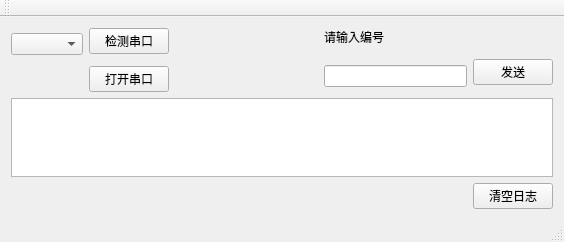
First picture: the form in project/Code_conversion/mainwindow.ui, repository xiaofeifeii/Qt, before the edit.
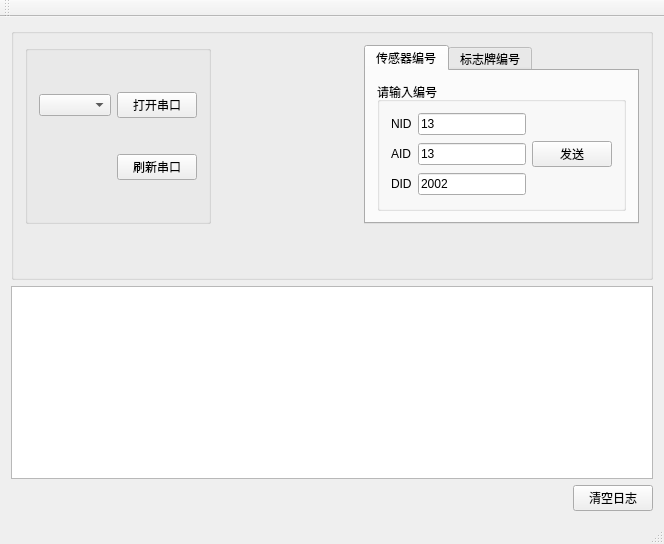
Second picture: the form after the edit. The open tabs and pages were chosen to show the change.

Commit message: 增加标志牌编号

```diff
--- a/project/Code_conversion/mainwindow.ui
+++ b/project/Code_conversion/mainwindow.ui
@@ -6,8 +6,8 @@
    <rect>
     <x>0</x>
     <y>0</y>
-    <width>564</width>
-    <height>242</height>
+    <width>664</width>
+    <height>544</height>
    </rect>
   </property>
   <property name="windowTitle">
@@ -17,77 +17,226 @@
    <string notr="true">font: 11pt &quot;楷体&quot;;</string>
   </property>
   <widget class="QWidget" name="centralWidget">
-   <layout class="QGridLayout" name="gridLayout">
-    <item row="2" column="3" rowspan="2">
-     <widget class="QLineEdit" name="lineEdit"/>
+   <layout class="QGridLayout" name="gridLayout_7">
+    <item row="1" column="0" colspan="2">
+     <widget class="QTextBrowser" name="textBrowser_log"/>
     </item>
-    <item row="0" column="3">
-     <widget class="QLabel" name="label">
-      <property name="text">
-       <string>请输入编号</string>
-      </property>
-     </widget>
-    </item>
-    <item row="0" column="0" rowspan="3">
-     <widget class="QComboBox" name="comboBox"/>
-    </item>
-    <item row="1" column="4" rowspan="3">
-     <widget class="QPushButton" name="send">
-      <property name="text">
-       <string>发送</string>
-      </property>
-     </widget>
-    </item>
-    <item row="3" column="1">
-     <widget class="QPushButton" name="openSerial">
-      <property name="text">
-       <string>打开串口</string>
-      </property>
-     </widget>
-    </item>
-    <item row="3" column="2">
-     <spacer name="horizontalSpacer_2">
-      <property name="orientation">
-       <enum>Qt::Horizontal</enum>
-      </property>
-      <property name="sizeHint" stdset="0">
-       <size>
-        <width>119</width>
-        <height>20</height>
-       </size>
-      </property>
-     </spacer>
-    </item>
-    <item row="0" column="2" rowspan="3">
-     <spacer name="horizontalSpacer">
-      <property name="orientation">
-       <enum>Qt::Horizontal</enum>
-      </property>
-      <property name="sizeHint" stdset="0">
-       <size>
-        <width>119</width>
-        <height>20</height>
-       </size>
-      </property>
-     </spacer>
-    </item>
-    <item row="5" column="4">
+    <item row="2" column="1">
      <widget class="QPushButton" name="clean">
       <property name="text">
        <string>清空日志</string>
       </property>
      </widget>
     </item>
-    <item row="4" column="0" colspan="5">
-     <widget class="QTextBrowser" name="textBrowser_log"/>
-    </item>
-    <item row="0" column="1" rowspan="2">
-     <widget class="QPushButton" name="checkSerial">
-      <property name="text">
-       <string>检测串口</string>
+    <item row="0" column="0" colspan="2">
+     <widget class="QGroupBox" name="groupBox_4">
+      <property name="title">
+       <string/>
       </property>
+      <layout class="QGridLayout" name="gridLayout_6">
+       <item row="0" column="0">
+        <widget class="QGroupBox" name="groupBox_2">
+         <property name="title">
+          <string/>
+         </property>
+         <layout class="QGridLayout" name="gridLayout_2">
+          <item row="0" column="0">
+           <widget class="QComboBox" name="comboBox"/>
+          </item>
+          <item row="0" column="1">
+           <widget class="QPushButton" name="openSerial">
+            <property name="text">
+             <string>打开串口</string>
+            </property>
+           </widget>
+          </item>
+          <item row="1" column="1">
+           <widget class="QPushButton" name="checkSerial">
+            <property name="text">
+             <string>刷新串口</string>
+            </property>
+           </widget>
+          </item>
+         </layout>
+        </widget>
+       </item>
+       <item row="0" column="1">
+        <spacer name="horizontalSpacer">
+         <property name="orientation">
+          <enum>Qt::Horizontal</enum>
+         </property>
+         <property name="sizeHint" stdset="0">
+          <size>
+           <width>106</width>
+           <height>20</height>
+          </size>
+         </property>
+        </spacer>
+       </item>
+       <item row="0" column="2">
+        <widget class="QTabWidget" name="tabWidget">
+         <property name="minimumSize">
+          <size>
+           <width>200</width>
+           <height>150</height>
+          </size>
+         </property>
+         <property name="currentIndex">
+          <number>1</number>
+         </property>
+         <widget class="QWidget" name="tab">
+          <attribute name="title">
+           <string>传感器编号</string>
+          </attribute>
+          <layout class="QGridLayout" name="gridLayout_4">
+           <item row="0" column="0">
+            <widget class="QGroupBox" name="groupBox">
+             <property name="title">
+              <string>请输入编号</string>
+             </property>
+             <layout class="QGridLayout" name="gridLayout">
+              <item row="0" column="0">
+               <widget class="QLabel" name="label_2">
+                <property name="text">
+                 <string>NID</string>
+                </property>
+               </widget>
+              </item>
+              <item row="1" column="1">
+               <widget class="QLineEdit" name="lineEdit_AID">
+                <property name="text">
+                 <string>13</string>
+                </property>
+               </widget>
+              </item>
+              <item row="2" column="1">
+               <widget class="QLineEdit" name="lineEdit_DID">
+                <property name="text">
+                 <string>2002</string>
+                </property>
+               </widget>
+              </item>
+              <item row="2" column="0">
+               <widget class="QLabel" name="label_4">
+                <property name="text">
+                 <string>DID</string>
+                </property>
+               </widget>
+              </item>
+              <item row="0" column="1">
+               <widget class="QLineEdit" name="lineEdit_NID">
+                <property name="text">
+                 <string>13</string>
+                </property>
+               </widget>
+              </item>
+              <item row="1" column="0">
+               <widget class="QLabel" name="label_3">
+                <property name="text">
+                 <string>AID</string>
+                </property>
+               </widget>
+              </item>
+              <item row="1" column="2">
+               <widget class="QPushButton" name="send">
+                <property name="text">
+                 <string>发送</string>
+                </property>
+               </widget>
+              </item>
+             </layout>
+            </widget>
+           </item>
+          </layout>
+         </widget>
+         <widget class="QWidget" name="tab_2">
+          <attribute name="title">
+           <string>标志牌编号</string>
+          </attribute>
+          <layout class="QGridLayout" name="gridLayout_5">
+           <item row="0" column="0">
+            <widget class="QGroupBox" name="groupBox_3">
+             <property name="title">
+              <string>请输入编号</string>
+             </property>
+             <layout class="QGridLayout" name="gridLayout_3">
+              <item row="0" column="0">
+               <widget class="QLabel" name="label_5">
+                <property name="text">
+                 <string>NID</string>
+                </property>
+               </widget>
+              </item>
+              <item row="0" column="1">
+               <widget class="QLineEdit" name="lineEdit_sign_NID">
+                <property name="text">
+                 <string>13</string>
+                </property>
+               </widget>
+              </item>
+              <item row="0" column="2" colspan="2">
+               <widget class="QPushButton" name="send_sign_NID">
+                <property name="text">
+                 <string>发送</string>
+                </property>
+               </widget>
+              </item>
+              <item row="1" column="2" colspan="2">
+               <widget class="QPushButton" name="read_sign_NID">
+                <property name="text">
+                 <string>读取</string>
+                </property>
+               </widget>
+              </item>
+             </layout>
+            </widget>
+           </item>
+          </layout>
+         </widget>
+        </widget>
+       </item>
+       <item row="1" column="0">
+        <spacer name="verticalSpacer">
+         <property name="orientation">
+          <enum>Qt::Vertical</enum>
+         </property>
+         <property name="sizeHint" stdset="0">
+          <size>
+           <width>20</width>
+           <height>42</height>
+          </size>
+         </property>
+        </spacer>
+       </item>
+       <item row="1" column="2">
+        <spacer name="verticalSpacer_2">
+         <property name="orientation">
+          <enum>Qt::Vertical</enum>
+         </property>
+         <property name="sizeHint" stdset="0">
+          <size>
+           <width>20</width>
+           <height>42</height>
+          </size>
+         </property>
+        </spacer>
+       </item>
+      </layout>
      </widget>
     </item>
+    <item row="2" column="0">
+     <spacer name="horizontalSpacer_2">
+      <property name="orientation">
+       <enum>Qt::Horizontal</enum>
+      </property>
+      <property name="sizeHint" stdset="0">
+       <size>
+        <width>562</width>
+        <height>20</height>
+       </size>
+      </property>
+     </spacer>
+    </item>
    </layout>
   </widget>
   <widget class="QToolBar" name="mainToolBar">
```
The commit also changes 3 other files.
